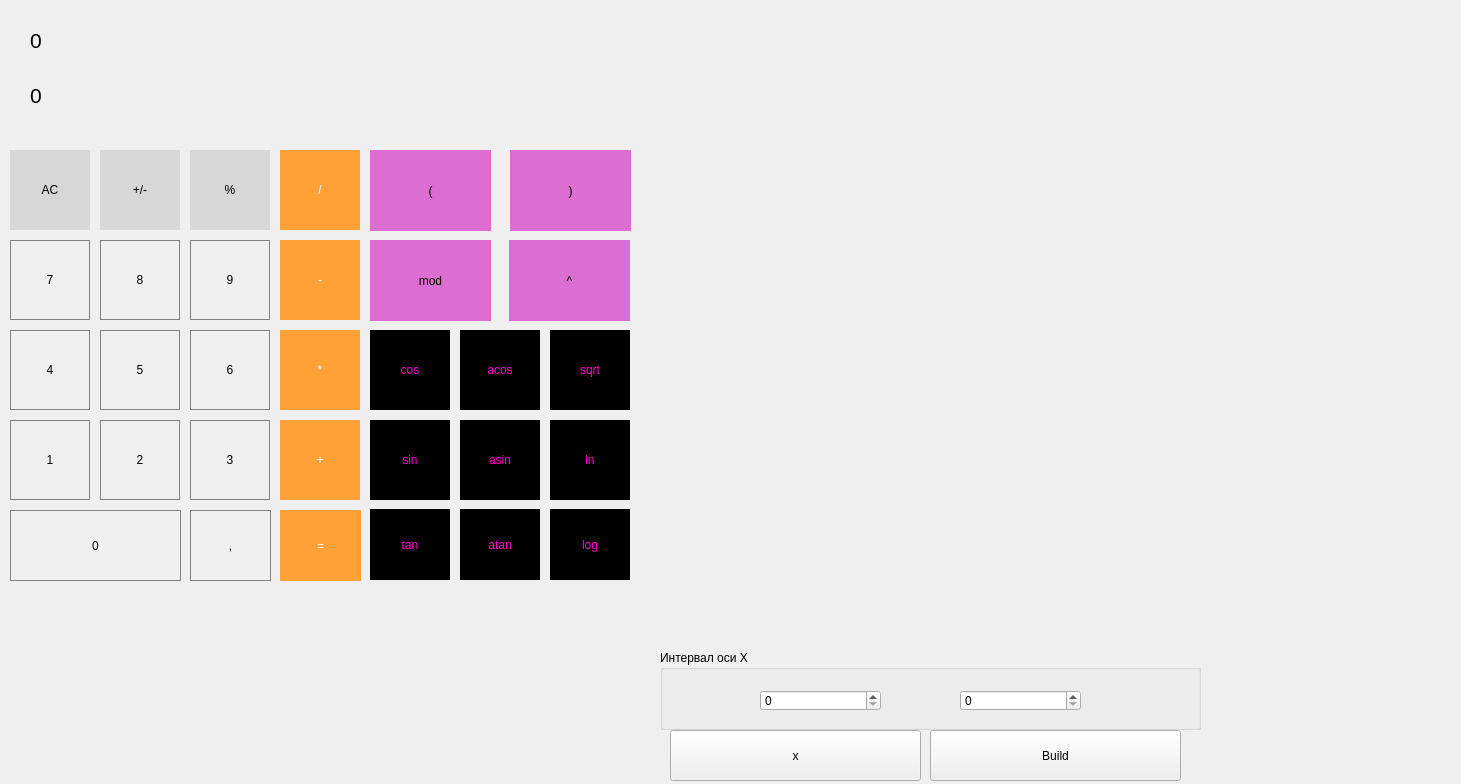
Qt form src/project/mainwindow.ui (Serzhunya/Smart_calc) before a commit.
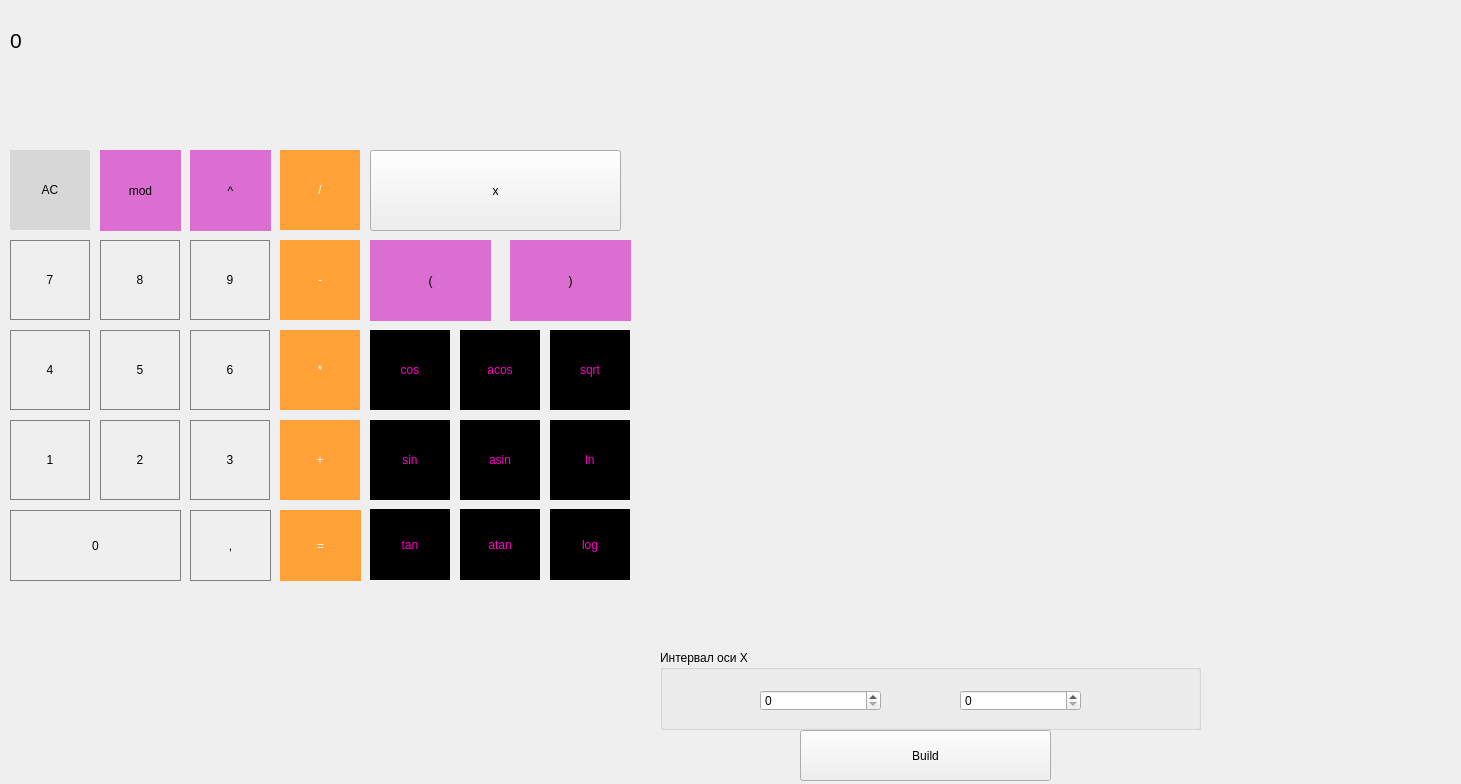
The same form after that commit. Custom widgets are drawn as their Qt base class.

```diff
--- a/src/project/mainwindow.ui
+++ b/src/project/mainwindow.ui
@@ -17,7 +17,7 @@
    <widget class="QLabel" name="label">
     <property name="geometry">
      <rect>
-      <x>30</x>
+      <x>10</x>
       <y>10</y>
       <width>1421</width>
       <height>61</height>
@@ -363,46 +363,6 @@
      <string>=</string>
     </property>
    </widget>
-   <widget class="QPushButton" name="pushButton_percent">
-    <property name="geometry">
-     <rect>
-      <x>190</x>
-      <y>150</y>
-      <width>80</width>
-      <height>80</height>
-     </rect>
-    </property>
-    <property name="styleSheet">
-     <string notr="true">QPushButton {
-	font: 18pt &quot;.AppleSystemUIFont&quot;;
-	background-color: rgb(215, 215, 215);
-border: 0.1px solid grey;
-}</string>
-    </property>
-    <property name="text">
-     <string>%</string>
-    </property>
-   </widget>
-   <widget class="QPushButton" name="pushButton_plus_minus">
-    <property name="geometry">
-     <rect>
-      <x>100</x>
-      <y>150</y>
-      <width>80</width>
-      <height>80</height>
-     </rect>
-    </property>
-    <property name="styleSheet">
-     <string notr="true">QPushButton {
-	font: 18pt &quot;.AppleSystemUIFont&quot;;
-	background-color: rgb(215, 215, 215);
-border: 0.1px solid grey;
-}</string>
-    </property>
-    <property name="text">
-     <string>+/-</string>
-    </property>
-   </widget>
    <widget class="QPushButton" name="pushButton_clear">
     <property name="geometry">
      <rect>
@@ -448,9 +408,9 @@
    <widget class="QPushButton" name="pushButton_mod">
     <property name="geometry">
      <rect>
-      <x>370</x>
-      <y>240</y>
-      <width>121</width>
+      <x>100</x>
+      <y>150</y>
+      <width>81</width>
       <height>81</height>
      </rect>
     </property>
@@ -638,7 +598,7 @@
     <property name="geometry">
      <rect>
       <x>510</x>
-      <y>150</y>
+      <y>240</y>
       <width>121</width>
       <height>81</height>
      </rect>
@@ -656,7 +616,7 @@
     <property name="geometry">
      <rect>
       <x>370</x>
-      <y>150</y>
+      <y>240</y>
       <width>121</width>
       <height>81</height>
      </rect>
@@ -673,9 +633,9 @@
    <widget class="QPushButton" name="pushButton_scale">
     <property name="geometry">
      <rect>
-      <x>509</x>
-      <y>240</y>
-      <width>121</width>
+      <x>190</x>
+      <y>150</y>
+      <width>81</width>
       <height>81</height>
      </rect>
     </property>
@@ -688,24 +648,6 @@
      <string>^</string>
     </property>
    </widget>
-   <widget class="QLabel" name="label_2">
-    <property name="geometry">
-     <rect>
-      <x>30</x>
-      <y>70</y>
-      <width>321</width>
-      <height>51</height>
-     </rect>
-    </property>
-    <property name="font">
-     <font>
-      <pointsize>16</pointsize>
-     </font>
-    </property>
-    <property name="text">
-     <string>0</string>
-    </property>
-   </widget>
    <widget class="QCustomPlot" name="widget" native="true">
     <property name="geometry">
      <rect>
@@ -752,10 +694,10 @@
    <widget class="QPushButton" name="pushButton_funx">
     <property name="geometry">
      <rect>
-      <x>670</x>
-      <y>730</y>
+      <x>370</x>
+      <y>150</y>
       <width>251</width>
-      <height>51</height>
+      <height>81</height>
      </rect>
     </property>
     <property name="text">
@@ -765,7 +707,7 @@
    <widget class="QPushButton" name="pushButton_build_graph">
     <property name="geometry">
      <rect>
-      <x>930</x>
+      <x>800</x>
       <y>730</y>
       <width>251</width>
       <height>51</height>
```
